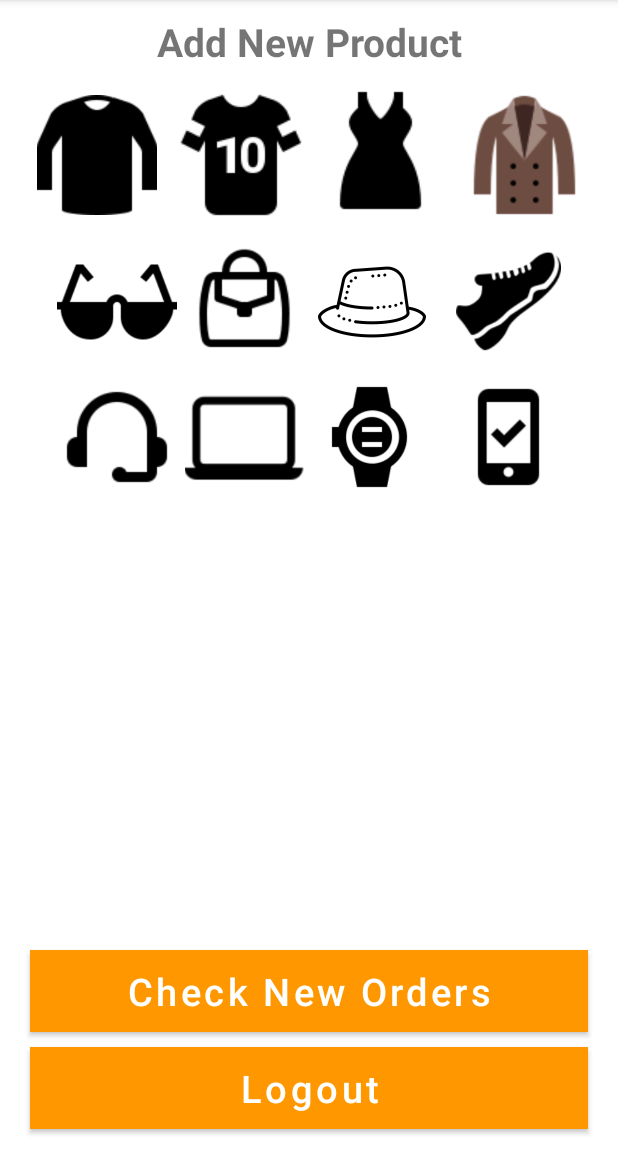
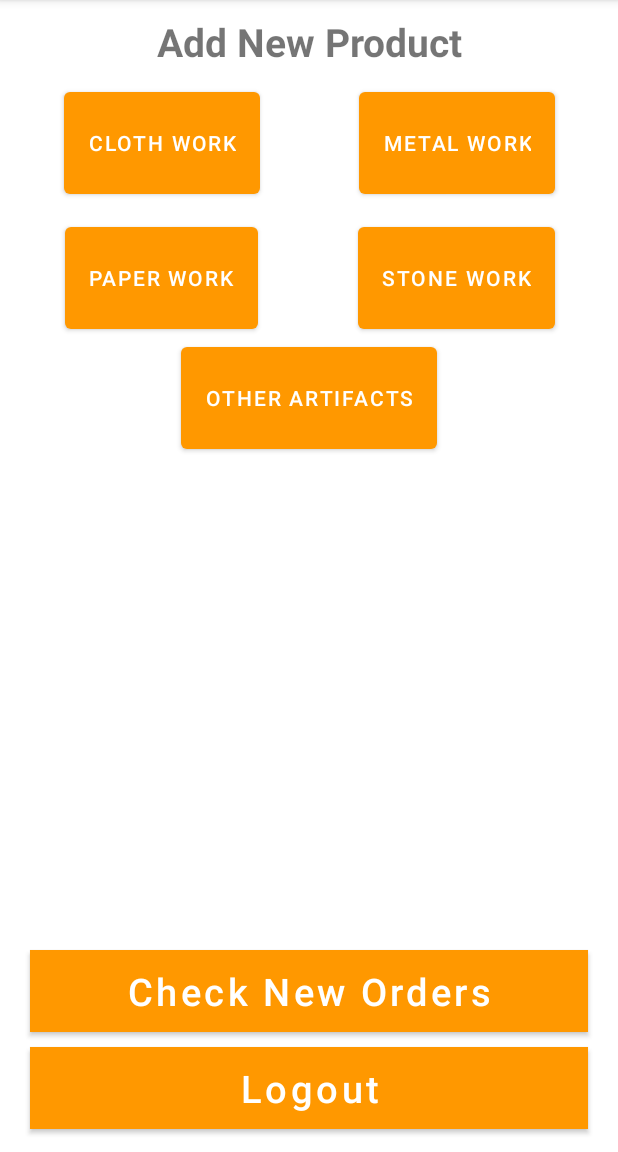
Before and after one commit to sayanlp99/ekart, an Android app: the AdminCategoryActivity screen opened directly, with no data from a screen before it, on a phone screen of 412 x 824 dp, the part 84-1236 px from its top. Run offline under Robolectric (Android 15) with nearby library versions, the phone set to English and light mode, and no system bars.

Commit message:
Fix bugs, change icons

```diff
--- a/app/src/main/java/com/dhruva/shopping/AdminCategoryActivity.java
+++ b/app/src/main/java/com/dhruva/shopping/AdminCategoryActivity.java
@@ -10,10 +10,7 @@ import android.content.Intent;
 import androidx.appcompat.app.AppCompatActivity;
 
 public class AdminCategoryActivity extends AppCompatActivity {
-    private ImageView tShirts, sportsTShirts, femaleDresses, sweathers;
-    private ImageView glasses, hatsCaps, walletsBagsPurses, shoes;
-    private ImageView headPhonesHandFree, Laptops, watches, mobilePhones;
-    private Button LogoutBtn, CheckOrdersBtn;
+    private Button LogoutBtn, CheckOrdersBtn, cloth_work_btn, metal_work_btn, paper_work_btn, stone_work_btn, check_orders_btn, other_artifacts_btn;
 
     @Override
     protected void onCreate(Bundle savedInstanceState) {
@@ -35,105 +32,136 @@ public class AdminCategoryActivity extends AppCompatActivity {
             startActivity(intent);
         });
 
+        cloth_work_btn = findViewById(R.id.cloth_work_btn);
+        metal_work_btn = findViewById(R.id.metal_work_btn);
+        paper_work_btn = findViewById(R.id.paper_work_btn);
+        stone_work_btn = findViewById(R.id.stone_work_btn);
+        other_artifacts_btn = findViewById(R.id.other_artifacts_btn);
 
-
-        tShirts = findViewById(R.id.t_shirts);
-        sportsTShirts = findViewById(R.id.sports_t_shirts);
-        femaleDresses = findViewById(R.id.female_dresses);
-        sweathers = findViewById(R.id.sweathers);
-
-        glasses = findViewById(R.id.glasses);
-        hatsCaps = findViewById(R.id.hats_caps);
-        walletsBagsPurses = findViewById(R.id.purses_bags_wallets);
-        shoes = findViewById(R.id.shoes);
-
-        headPhonesHandFree = findViewById(R.id.headphones_handfree);
-        Laptops = findViewById(R.id.laptop_pc);
-        watches = findViewById(R.id.watches);
-        mobilePhones = findViewById(R.id.mobilephones);
-
-
-        tShirts.setOnClickListener(view -> {
+        cloth_work_btn.setOnClickListener(view -> {
             Intent intent = new Intent(AdminCategoryActivity.this, AdminAddNewProductActivity.class);
-            intent.putExtra("category", "tShirts");
+            intent.putExtra("category", "clothWork");
             startActivity(intent);
         });
-        sportsTShirts.setOnClickListener(view -> {
+        metal_work_btn.setOnClickListener(view -> {
             Intent intent = new Intent(AdminCategoryActivity.this, AdminAddNewProductActivity.class);
-            intent.putExtra("category", "Sports tShirts");
+            intent.putExtra("category", "metalWork");
+            startActivity(intent);
+        });
+        paper_work_btn.setOnClickListener(view -> {
+            Intent intent = new Intent(AdminCategoryActivity.this, AdminAddNewProductActivity.class);
+            intent.putExtra("category", "paperWork");
+            startActivity(intent);
+        });
+        stone_work_btn.setOnClickListener(view -> {
+            Intent intent = new Intent(AdminCategoryActivity.this, AdminAddNewProductActivity.class);
+            intent.putExtra("category", "stoneWork");
+            startActivity(intent);
+        });
+        other_artifacts_btn.setOnClickListener(view -> {
+            Intent intent = new Intent(AdminCategoryActivity.this, AdminAddNewProductActivity.class);
+            intent.putExtra("category", "otherArtifacts");
             startActivity(intent);
         });
 
 
-        femaleDresses.setOnClickListener(view -> {
-            Intent intent = new Intent(AdminCategoryActivity.this, AdminAddNewProductActivity.class);
-            intent.putExtra("category", "Female Dresses");
-            startActivity(intent);
-        });
+//        tShirts = findViewById(R.id.t_shirts);
+//        sportsTShirts = findViewById(R.id.sports_t_shirts);
+//        femaleDresses = findViewById(R.id.female_dresses);
+//        sweathers = findViewById(R.id.sweathers);
+//
+//        glasses = findViewById(R.id.glasses);
+//        hatsCaps = findViewById(R.id.hats_caps);
+//        walletsBagsPurses = findViewById(R.id.purses_bags_wallets);
+//        shoes = findViewById(R.id.shoes);
+//
+//        headPhonesHandFree = findViewById(R.id.headphones_handfree);
+//        Laptops = findViewById(R.id.laptop_pc);
+//        watches = findViewById(R.id.watches);
+//        mobilePhones = findViewById(R.id.mobilephones);
 
 
-        sweathers.setOnClickListener(view -> {
-            Intent intent = new Intent(AdminCategoryActivity.this, AdminAddNewProductActivity.class);
-            intent.putExtra("category", "Sweathers");
-            startActivity(intent);
-        });
-
-
-        glasses.setOnClickListener(view -> {
-            Intent intent = new Intent(AdminCategoryActivity.this, AdminAddNewProductActivity.class);
-            intent.putExtra("category", "Glasses");
-            startActivity(intent);
-        });
-
-
-        hatsCaps.setOnClickListener(view -> {
-            Intent intent = new Intent(AdminCategoryActivity.this, AdminAddNewProductActivity.class);
-            intent.putExtra("category", "Hats Caps");
-            startActivity(intent);
-        });
-
-
-
-        walletsBagsPurses.setOnClickListener(view -> {
-            Intent intent = new Intent(AdminCategoryActivity.this, AdminAddNewProductActivity.class);
-            intent.putExtra("category", "Wallets Bags Purses");
-            startActivity(intent);
-        });
-
-
-        shoes.setOnClickListener(view -> {
-            Intent intent = new Intent(AdminCategoryActivity.this, AdminAddNewProductActivity.class);
-            intent.putExtra("category", "Shoes");
-            startActivity(intent);
-        });
-
-
-
-        headPhonesHandFree.setOnClickListener(view -> {
-            Intent intent = new Intent(AdminCategoryActivity.this, AdminAddNewProductActivity.class);
-            intent.putExtra("category", "HeadPhones HandFree");
-            startActivity(intent);
-        });
-
-
-        Laptops.setOnClickListener(view -> {
-            Intent intent = new Intent(AdminCategoryActivity.this, AdminAddNewProductActivity.class);
-            intent.putExtra("category", "Laptops");
-            startActivity(intent);
-        });
-
-
-        watches.setOnClickListener(view -> {
-            Intent intent = new Intent(AdminCategoryActivity.this, AdminAddNewProductActivity.class);
-            intent.putExtra("category", "Watches");
-            startActivity(intent);
-        });
-
-
-        mobilePhones.setOnClickListener(view -> {
-            Intent intent = new Intent(AdminCategoryActivity.this, AdminAddNewProductActivity.class);
-            intent.putExtra("category", "Mobile Phones");
-            startActivity(intent);
-        });
+//        tShirts.setOnClickListener(view -> {
+//            Intent intent = new Intent(AdminCategoryActivity.this, AdminAddNewProductActivity.class);
+//            intent.putExtra("category", "tShirts");
+//            startActivity(intent);
+//        });
+//        sportsTShirts.setOnClickListener(view -> {
+//            Intent intent = new Intent(AdminCategoryActivity.this, AdminAddNewProductActivity.class);
+//            intent.putExtra("category", "Sports tShirts");
+//            startActivity(intent);
+//        });
+//
+//
+//        femaleDresses.setOnClickListener(view -> {
+//            Intent intent = new Intent(AdminCategoryActivity.this, AdminAddNewProductActivity.class);
+//            intent.putExtra("category", "Female Dresses");
+//            startActivity(intent);
+//        });
+//
+//
+//        sweathers.setOnClickListener(view -> {
+//            Intent intent = new Intent(AdminCategoryActivity.this, AdminAddNewProductActivity.class);
+//            intent.putExtra("category", "Sweathers");
+//            startActivity(intent);
+//        });
+//
+//
+//        glasses.setOnClickListener(view -> {
+//            Intent intent = new Intent(AdminCategoryActivity.this, AdminAddNewProductActivity.class);
+//            intent.putExtra("category", "Glasses");
+//            startActivity(intent);
+//        });
+//
+//
+//        hatsCaps.setOnClickListener(view -> {
+//            Intent intent = new Intent(AdminCategoryActivity.this, AdminAddNewProductActivity.class);
+//            intent.putExtra("category", "Hats Caps");
+//            startActivity(intent);
+//        });
+//
+//
+//
+//        walletsBagsPurses.setOnClickListener(view -> {
+//            Intent intent = new Intent(AdminCategoryActivity.this, AdminAddNewProductActivity.class);
+//            intent.putExtra("category", "Wallets Bags Purses");
+//            startActivity(intent);
+//        });
+//
+//
+//        shoes.setOnClickListener(view -> {
+//            Intent intent = new Intent(AdminCategoryActivity.this, AdminAddNewProductActivity.class);
+//            intent.putExtra("category", "Shoes");
+//            startActivity(intent);
+//        });
+//
+//
+//
+//        headPhonesHandFree.setOnClickListener(view -> {
+//            Intent intent = new Intent(AdminCategoryActivity.this, AdminAddNewProductActivity.class);
+//            intent.putExtra("category", "HeadPhones HandFree");
+//            startActivity(intent);
+//        });
+//
+//
+//        Laptops.setOnClickListener(view -> {
+//            Intent intent = new Intent(AdminCategoryActivity.this, AdminAddNewProductActivity.class);
+//            intent.putExtra("category", "Laptops");
+//            startActivity(intent);
+//        });
+//
+//
+//        watches.setOnClickListener(view -> {
+//            Intent intent = new Intent(AdminCategoryActivity.this, AdminAddNewProductActivity.class);
+//            intent.putExtra("category", "Watches");
+//            startActivity(intent);
+//        });
+//
+//
+//        mobilePhones.setOnClickListener(view -> {
+//            Intent intent = new Intent(AdminCategoryActivity.this, AdminAddNewProductActivity.class);
+//            intent.putExtra("category", "Mobile Phones");
+//            startActivity(intent);
+//        });
     }
 }
--- a/app/src/main/java/com/dhruva/shopping/AdminNewOrdersActivity.java
+++ b/app/src/main/java/com/dhruva/shopping/AdminNewOrdersActivity.java
@@ -50,7 +50,6 @@ public class AdminNewOrdersActivity extends AppCompatActivity {
                     protected void onBindViewHolder(@NonNull AdminOrdersViewHolder holder, @SuppressLint("RecyclerView") final int position, @NonNull final AdminOrders model) {
 
                         holder.userName.setText("Name: "+model.getName());
-                        holder.userPhoneNumber.setText("Name: "+model.getPhone());
                         holder.userTotalPrice.setText("Total Ammount = Rs."+model.getTotalAmount());
                         holder.userDateTime.setText("Order at: "+model.getDate()+" "+ model.getTime());
                         holder.userShippingAddress.setText("Shipping Address: "+model.getAddress()+", "+model.getCity());
@@ -108,7 +107,6 @@ public class AdminNewOrdersActivity extends AppCompatActivity {
         public AdminOrdersViewHolder(View itemView) {
             super(itemView);
             userName = itemView.findViewById(R.id.order_user_name);
-            userPhoneNumber = itemView.findViewById(R.id.order_phone_number);
             userTotalPrice = itemView.findViewById(R.id.order_total_price);
             userDateTime = itemView.findViewById(R.id.order_date_time);
             userShippingAddress = itemView.findViewById(R.id.order_address_city);
--- a/app/src/main/java/com/dhruva/shopping/CartActivity.java
+++ b/app/src/main/java/com/dhruva/shopping/CartActivity.java
@@ -87,7 +87,7 @@ public class CartActivity extends AppCompatActivity{
             datePicker.getText().clear();
         });
         NextProcessBtn.setOnClickListener(view -> {
-            if (shippingPriorityGroup.isSelected() || datePicker.getText().length() != 0){
+            if (shippingPriorityGroup.getCheckedRadioButtonId() == R.id.shipping_priority_option2 || shippingPriorityGroup.getCheckedRadioButtonId() == R.id.shipping_priority_option3 || shippingPriorityGroup.getCheckedRadioButtonId() == R.id.shipping_priority_option4 || shippingPriorityGroup.getCheckedRadioButtonId() == R.id.shipping_priority_option5 || datePicker.getText().length() != 0){
                 switch (deliveryOption){
                     case "1":
                         overTotalPrice = overTotalPrice + 80;
@@ -218,18 +218,18 @@ public class CartActivity extends AppCompatActivity{
                     String userName = Objects.requireNonNull(dataSnapshot.child("name").getValue()).toString();
                     if (shippingState.equals("Shipped")){
                         txtTotalAmount.setText("TDear "+userName+"\n order is shipped successfully.");
-                        recyclerView.setVisibility(View.GONE);
+                        recyclerView.setVisibility(View.INVISIBLE);
                         txtMsg1.setVisibility(View.VISIBLE);
                         txtMsg1.setText("Congratulations, Your Final order has been shipped successfully. Soon you will received your order at your door step.");
                         NextProcessBtn.setVisibility(View.INVISIBLE);
-                        shippingPriorityLayout.setVisibility(View.GONE);
+                        shippingPriorityLayout.setVisibility(View.INVISIBLE);
                         Toast.makeText(CartActivity.this,"You can purchase more products, Once you received your first order",Toast.LENGTH_SHORT).show();
                     }
                     else if (shippingState.equals("Not Shipped")){
                         txtTotalAmount.setText("Shipping State = Not Shipped");
-                        recyclerView.setVisibility(View.GONE);
+                        recyclerView.setVisibility(View.INVISIBLE);
                         txtMsg1.setVisibility(View.VISIBLE);
-                        shippingPriorityLayout.setVisibility(View.GONE);
+                        shippingPriorityLayout.setVisibility(View.INVISIBLE);
 
                         NextProcessBtn.setVisibility(View.INVISIBLE);
                         Toast.makeText(CartActivity.this,"You can purchase more products, Once you received your first order",Toast.LENGTH_SHORT).show();
--- a/app/src/main/java/com/dhruva/shopping/ConfirmFinalOrderActivity.java
+++ b/app/src/main/java/com/dhruva/shopping/ConfirmFinalOrderActivity.java
@@ -127,7 +127,7 @@ public class ConfirmFinalOrderActivity extends AppCompatActivity {
                             if (task1.isSuccessful()) {
                                 Toast.makeText(ConfirmFinalOrderActivity.this, "Your final Order has been placed successfully.", Toast.LENGTH_SHORT).show();
                                 Intent intent = new Intent(ConfirmFinalOrderActivity.this, HomeActivity.class);
-                                intent.addFlags(Intent.FLAG_ACTIVITY_CLEAR_TASK);
+//                                intent.addFlags(Intent.FLAG_ACTIVITY_CLEAR_TASK);
                                 startActivity(intent);
                                 finish();
                             }
--- a/app/src/main/res/layout/activity_admin_category.xml
+++ b/app/src/main/res/layout/activity_admin_category.xml
@@ -1,5 +1,6 @@
 <?xml version="1.0" encoding="utf-8"?>
 <RelativeLayout xmlns:android="http://schemas.android.com/apk/res/android"
+    xmlns:app="http://schemas.android.com/apk/res-auto"
     xmlns:tools="http://schemas.android.com/tools"
     android:layout_width="match_parent"
     android:layout_height="match_parent"
@@ -16,125 +17,102 @@
         android:textSize="26sp"
         android:textStyle="bold"
         />
-    <LinearLayout
+
+    <androidx.constraintlayout.widget.ConstraintLayout
         android:id="@+id/linear1_category_layout"
         android:layout_width="match_parent"
         android:layout_height="wrap_content"
         android:layout_below="@+id/slogan_category"
-        android:orientation="horizontal"
-        android:layout_centerHorizontal="true"
+        android:layout_marginLeft="10dp"
+        android:layout_marginTop="10dp"
+        android:layout_marginRight="10dp"
         android:gravity="center"
-        android:layout_marginTop="10dp"
-        android:layout_marginLeft="10dp"
-        android:layout_marginRight="10dp">
+        android:orientation="horizontal">
 
-        <ImageView
-            android:id="@+id/t_shirts"
+        <Button
+            android:id="@+id/cloth_work_btn"
             android:layout_width="wrap_content"
             android:layout_height="80dp"
-            android:src="@drawable/tshirts"
-            android:contentDescription="TODO" />
-        <ImageView
-            android:id="@+id/sports_t_shirts"
+            android:text="Cloth Work"
+            app:layout_constraintBottom_toBottomOf="parent"
+            app:layout_constraintEnd_toStartOf="@+id/space1"
+            app:layout_constraintStart_toStartOf="parent"
+            app:layout_constraintTop_toTopOf="parent" />
+
+        <Space
+            android:id="@+id/space1"
+            android:layout_width="1dp"
+            android:layout_height="1dp"
+            app:layout_constraintBottom_toBottomOf="parent"
+            app:layout_constraintEnd_toEndOf="parent"
+            app:layout_constraintStart_toStartOf="parent"
+            app:layout_constraintTop_toTopOf="parent" />
+
+        <Button
+            android:id="@+id/metal_work_btn"
             android:layout_width="wrap_content"
-            android:layout_height="wrap_content"
-            android:src="@drawable/sports"
-            android:contentDescription="TODO" />
+            android:layout_height="80dp"
+            android:text="Metal work"
+            app:layout_constraintBottom_toBottomOf="parent"
+            app:layout_constraintEnd_toEndOf="parent"
+            app:layout_constraintStart_toEndOf="@+id/space1"
+            app:layout_constraintTop_toTopOf="parent" />
+    </androidx.constraintlayout.widget.ConstraintLayout>
 
-        <ImageView
-            android:id="@+id/female_dresses"
-            android:layout_width="wrap_content"
-            android:layout_height="wrap_content"
-            android:src="@drawable/female_dresses"
-            android:contentDescription="TODO" />
-
-        <ImageView
-            android:id="@+id/sweathers"
-            android:layout_width="90dp"
-            android:layout_height="wrap_content"
-            android:src="@drawable/sweather"
-            android:contentDescription="TODO" />
-    </LinearLayout>
-    <LinearLayout
+    <androidx.constraintlayout.widget.ConstraintLayout
         android:id="@+id/linear2_category_layout"
         android:layout_width="match_parent"
         android:layout_height="wrap_content"
         android:layout_below="@+id/linear1_category_layout"
-        android:orientation="horizontal"
-        android:layout_centerHorizontal="true"
+        android:layout_marginLeft="10dp"
+        android:layout_marginTop="10dp"
+        android:layout_marginRight="10dp"
         android:gravity="center"
-        android:layout_marginTop="10dp">
+        android:orientation="horizontal">
 
-        <ImageView
-            android:id="@+id/glasses"
-            android:layout_width="80dp"
+        <Button
+            android:id="@+id/paper_work_btn"
+            android:layout_width="wrap_content"
             android:layout_height="80dp"
-            android:src="@drawable/glasses"
-            android:contentDescription="TODO" />
+            android:text="Paper Work"
+            app:layout_constraintBottom_toBottomOf="parent"
+            app:layout_constraintEnd_toStartOf="@+id/space2"
+            app:layout_constraintStart_toStartOf="parent"
+            app:layout_constraintTop_toTopOf="parent" />
 
-        <ImageView
-            android:id="@+id/purses_bags_wallets"
-            android:layout_width="90dp"
+        <Space
+            android:id="@+id/space2"
+            android:layout_width="1dp"
+            android:layout_height="1dp"
+            app:layout_constraintBottom_toBottomOf="parent"
+            app:layout_constraintEnd_toEndOf="parent"
+            app:layout_constraintStart_toStartOf="parent"
+            app:layout_constraintTop_toTopOf="parent" />
+
+        <Button
+            android:id="@+id/stone_work_btn"
+            android:layout_width="wrap_content"
             android:layout_height="80dp"
-            android:src="@drawable/purses_bags"
-            android:contentDescription="TODO" />
+            android:text="Stone work"
+            app:layout_constraintBottom_toBottomOf="parent"
+            app:layout_constraintEnd_toEndOf="parent"
+            app:layout_constraintStart_toEndOf="@+id/space2"
+            app:layout_constraintTop_toTopOf="parent" />
+    </androidx.constraintlayout.widget.ConstraintLayout>
 
-        <ImageView
-            android:id="@+id/hats_caps"
-            android:layout_width="80dp"
-            android:layout_height="80dp"
-            android:src="@drawable/hats"
-            android:contentDescription="TODO" />
-
-        <ImageView
-            android:id="@+id/shoes"
-            android:layout_width="70dp"
-            android:layout_height="80dp"
-            android:src="@drawable/shoess"
-            android:layout_marginStart="16dp"
-            android:contentDescription="TODO" />
-
-    </LinearLayout>
-    <LinearLayout
-        android:id="@+id/linear3_category_layout"
+    <androidx.constraintlayout.widget.ConstraintLayout
         android:layout_width="match_parent"
         android:layout_height="wrap_content"
-        android:layout_below="@+id/linear2_category_layout"
-        android:orientation="horizontal"
-        android:layout_centerHorizontal="true"
-        android:gravity="center"
-        android:layout_marginTop="10dp">
+        android:layout_below="@id/linear2_category_layout">
 
-        <ImageView
-            android:id="@+id/headphones_handfree"
-            android:layout_width="80dp"
+        <Button
+            android:id="@+id/other_artifacts_btn"
+            android:layout_width="wrap_content"
             android:layout_height="80dp"
-            android:src="@drawable/headphoness"
-            android:contentDescription="TODO" />
-
-        <ImageView
-            android:id="@+id/laptop_pc"
-            android:layout_width="90dp"
-            android:layout_height="80dp"
-            android:src="@drawable/laptops"
-            android:contentDescription="TODO" />
-
-        <ImageView
-            android:id="@+id/watches"
-            android:layout_width="80dp"
-            android:layout_height="80dp"
-            android:src="@drawable/watches"
-            android:contentDescription="TODO" />
-
-        <ImageView
-            android:id="@+id/mobilephones"
-            android:layout_width="70dp"
-            android:layout_height="80dp"
-            android:src="@drawable/mobiles"
-            android:layout_marginStart="16dp"
-            android:contentDescription="TODO" />
-
-    </LinearLayout>
+            android:text="Other artifacts"
+            app:layout_constraintEnd_toEndOf="parent"
+            app:layout_constraintStart_toStartOf="parent" />
+    </androidx.constraintlayout.widget.ConstraintLayout>
 
     <Button
         android:id="@+id/check_orders_btn"
--- a/app/src/main/res/layout/activity_cart.xml
+++ b/app/src/main/res/layout/activity_cart.xml
@@ -46,6 +46,7 @@
         android:layout_below="@+id/r111" />
 
     <LinearLayout
+        android:id="@+id/shipping_priority_layout"
         android:layout_width="match_parent"
         android:layout_height="wrap_content"
         android:layout_above="@id/next_btn"
--- a/app/src/main/res/values/ids.xml
+++ /dev/null
@@ -1,5 +0,0 @@
-<?xml version="1.0" encoding="utf-8"?>
-<resources>
-    <item name="shipping_priority_layout" type="id" />
-    <item name="order_phone_number" type="id" />
-</resources>
```
